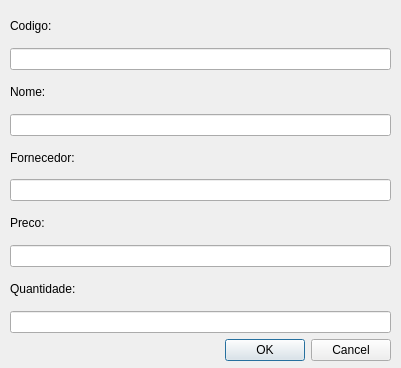
Old version of the form products_module/productForm.ui in the repository lucasmpavelski/pharmaCCdesktop.
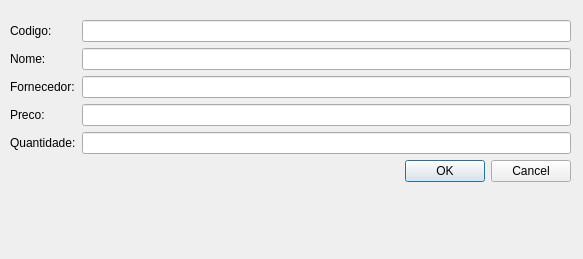
New version of the form.

Commit message: product layout fixed

```diff
--- a/products_module/productForm.ui
+++ b/products_module/productForm.ui
@@ -6,8 +6,8 @@
    <rect>
     <x>0</x>
     <y>0</y>
-    <width>401</width>
-    <height>368</height>
+    <width>583</width>
+    <height>259</height>
    </rect>
   </property>
   <property name="windowTitle">
@@ -17,63 +17,66 @@
    <property name="geometry">
     <rect>
      <x>10</x>
-     <y>10</y>
-     <width>381</width>
-     <height>351</height>
+     <y>20</y>
+     <width>561</width>
+     <height>221</height>
     </rect>
    </property>
-   <layout class="QVBoxLayout" name="verticalLayout">
-    <item>
+   <layout class="QFormLayout" name="formLayout">
+    <property name="fieldGrowthPolicy">
+     <enum>QFormLayout::AllNonFixedFieldsGrow</enum>
+    </property>
+    <item row="0" column="0">
      <widget class="QLabel" name="pidLabel">
       <property name="text">
        <string>Codigo:</string>
       </property>
      </widget>
     </item>
-    <item>
-     <widget class="QLineEdit" name="pidText"/>
-    </item>
-    <item>
+    <item row="2" column="0">
      <widget class="QLabel" name="nameLabel">
       <property name="text">
        <string>Nome:</string>
       </property>
      </widget>
     </item>
-    <item>
-     <widget class="QLineEdit" name="nameText"/>
-    </item>
-    <item>
+    <item row="4" column="0">
      <widget class="QLabel" name="fornLabel">
       <property name="text">
        <string>Fornecedor:</string>
       </property>
      </widget>
     </item>
-    <item>
-     <widget class="QLineEdit" name="fornText"/>
-    </item>
-    <item>
+    <item row="6" column="0">
      <widget class="QLabel" name="priceLabel">
       <property name="text">
        <string>Preco:</string>
       </property>
      </widget>
     </item>
-    <item>
-     <widget class="QLineEdit" name="priceText"/>
-    </item>
-    <item>
+    <item row="8" column="0">
      <widget class="QLabel" name="amountLabel">
       <property name="text">
        <string>Quantidade:</string>
       </property>
      </widget>
     </item>
-    <item>
+    <item row="0" column="1">
+     <widget class="QLineEdit" name="pidText"/>
+    </item>
+    <item row="2" column="1">
+     <widget class="QLineEdit" name="nameText"/>
+    </item>
+    <item row="4" column="1">
+     <widget class="QLineEdit" name="fornText"/>
+    </item>
+    <item row="6" column="1">
+     <widget class="QLineEdit" name="priceText"/>
+    </item>
+    <item row="8" column="1">
      <widget class="QLineEdit" name="amountText"/>
     </item>
-    <item>
+    <item row="10" column="1">
      <widget class="QDialogButtonBox" name="buttonBox">
       <property name="standardButtons">
        <set>QDialogButtonBox::Cancel|QDialogButtonBox::Ok</set>
```
The commit also changes 5 other files.
